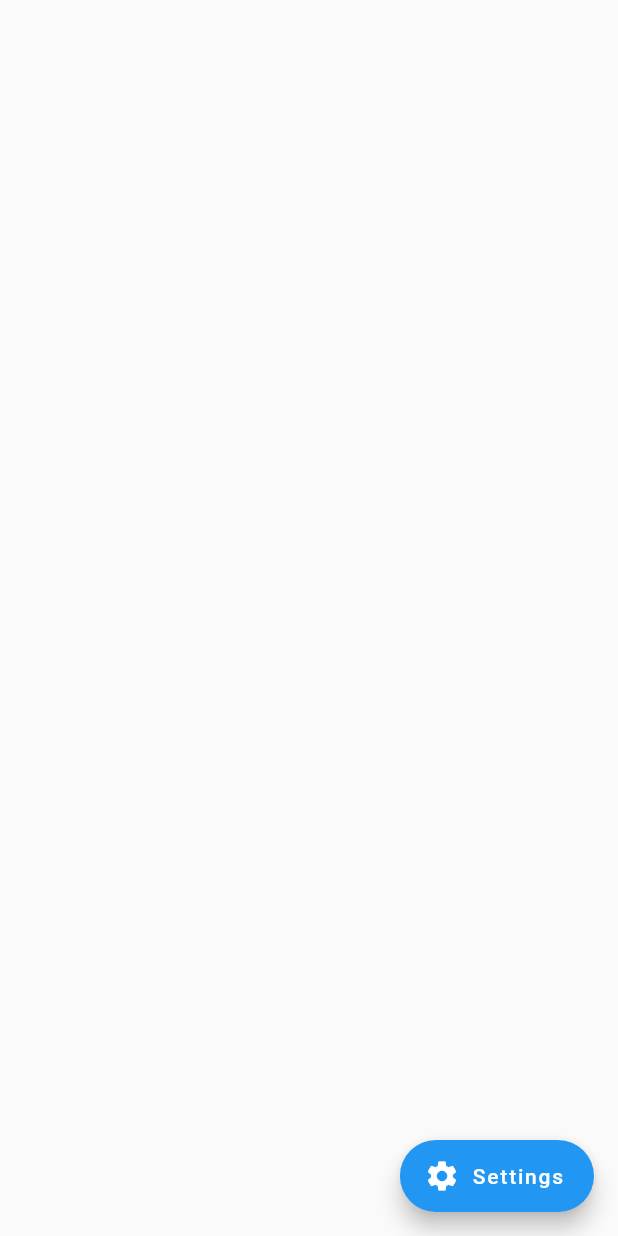
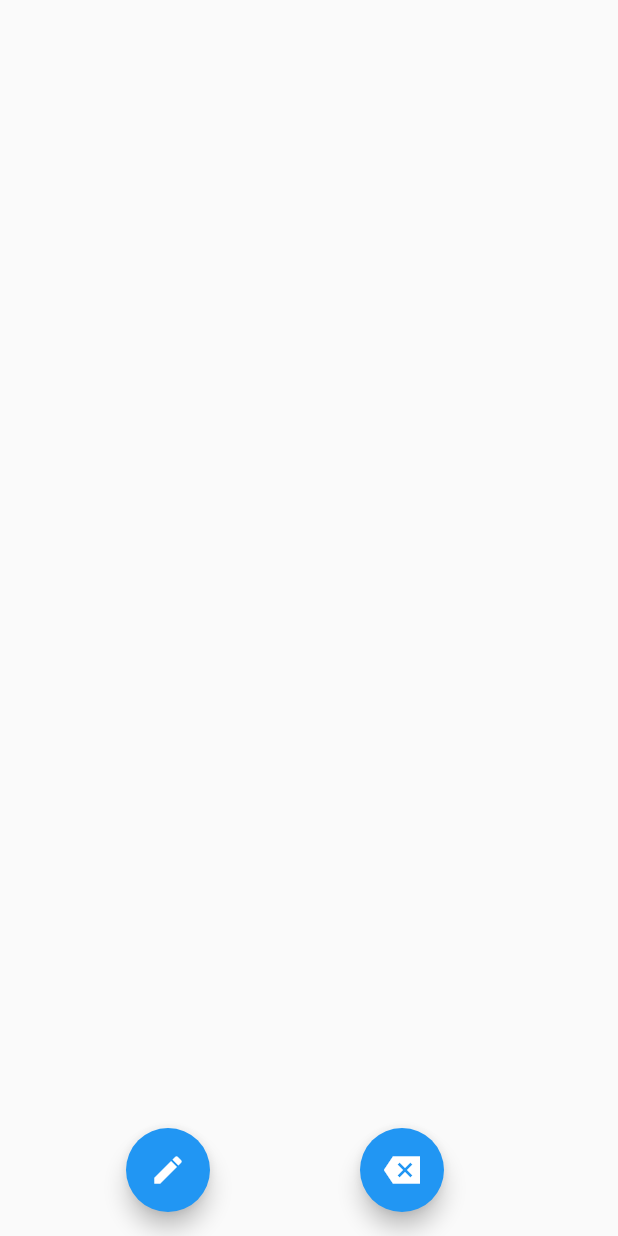
Before and after one commit to marshall-ck/heiban, a Flutter app: the screen it shows after launch, on a phone screen of 412 x 824 dp. Run offline on Flutter 3.47's test engine with Material 2 defaults, Android fonts, the phone set to English and light mode, and no system bars.

Commit message:
modify action bars

```diff
--- a/lib/main.dart
+++ b/lib/main.dart
@@ -47,29 +47,23 @@ class _MyHomePageState extends State<MyHomePage> {
     // fast, so that you can just rebuild anything that needs updating rather
     // than having to individually change instances of widgets.
     return Scaffold(
-      floatingActionButton: FloatingActionButton.extended(
-        label: Text('Settings'),
-        onPressed: () {
-          // setState(() {
-          //   _offsets.clear();
-          // });
-          showModalBottomSheet(
-            context: context,
-            builder: (BuildContext context) {
-              return Container(
-                height: MediaQuery.of(context).size.height * 0.25,
-                width: MediaQuery.of(context).size.width,
-                color: Colors.grey[20],
-                child: Center(
-                  child: Icon(Icons.clear) // TODO: make the modal do more stuff
-                )
-              );
-            }
-          );
-        },
-        icon: Icon(Icons.settings),
-        backgroundColor: Colors.blue,
-      ),
+        floatingActionButton: Row(
+          mainAxisAlignment: MainAxisAlignment.spaceEvenly,
+          children: <Widget>[
+            FloatingActionButton(
+                onPressed: () {
+                  // TODO
+                },
+                child: Icon(Icons.edit)
+              ),
+            FloatingActionButton(
+                onPressed: () {
+                  // TODO
+                },
+                child: Icon(Icons.backspace_sharp)
+            ),
+          ],
+        ),
       body: GestureDetector(
         onPanDown: (details) {
           final renderBox = context.findRenderObject() as RenderBox;
```
